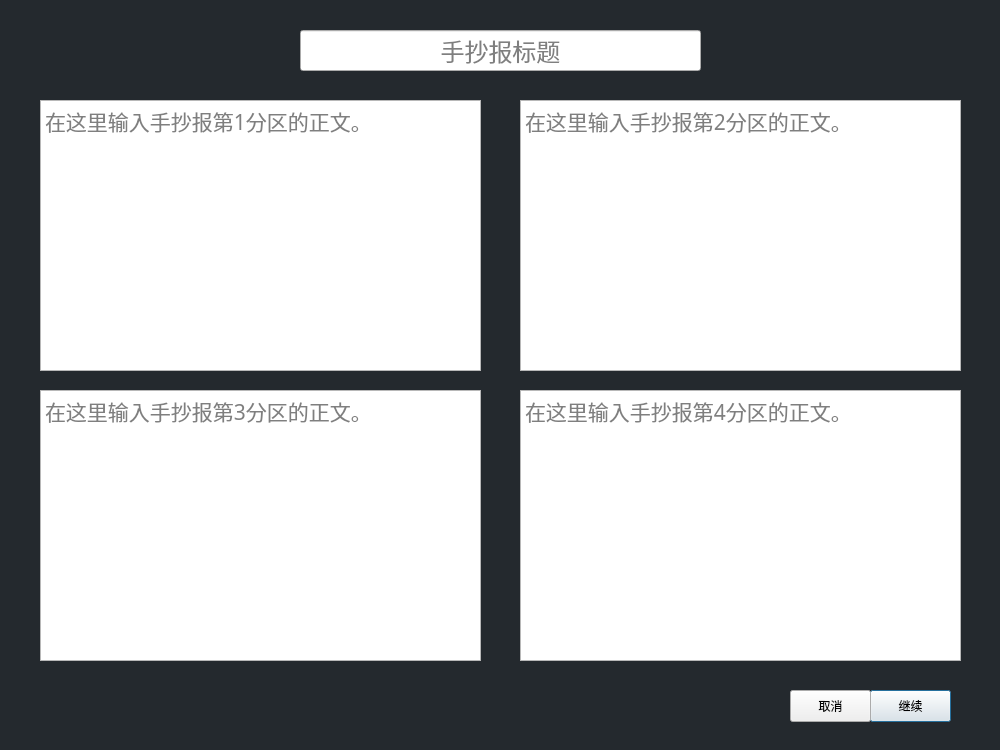
TLHorse/PosteeGen, file ui/TextEditWindow.ui: the form before one commit.
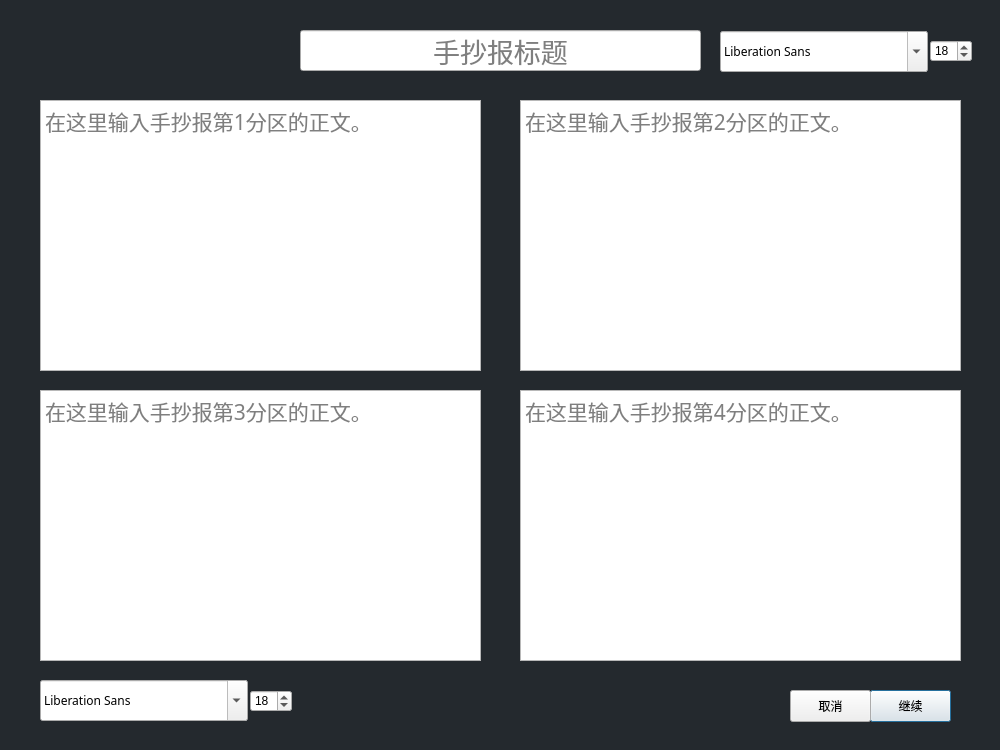
The form after the commit.

What changed in the file:
```diff
--- a/ui/TextEditWindow.ui
+++ b/ui/TextEditWindow.ui
@@ -23,7 +23,7 @@
    </size>
   </property>
   <property name="windowTitle">
-   <string>Dialog</string>
+   <string notr="true">新海报 - 文字设置</string>
   </property>
   <widget class="QPushButton" name="continueButton">
    <property name="geometry">
@@ -52,7 +52,7 @@
     <bool>false</bool>
    </property>
   </widget>
-  <widget class="QTextEdit" name="textEdit">
+  <widget class="QTextEdit" name="textEdit_1">
    <property name="geometry">
     <rect>
      <x>40</x>
@@ -67,11 +67,14 @@
      <pointsize>16</pointsize>
     </font>
    </property>
+   <property name="cursor" stdset="0">
+    <cursorShape>IBeamCursor</cursorShape>
+   </property>
    <property name="placeholderText">
     <string>在这里输入手抄报第1分区的正文。</string>
    </property>
   </widget>
-  <widget class="QLineEdit" name="lineEdit">
+  <widget class="QLineEdit" name="titleInput">
    <property name="geometry">
     <rect>
      <x>300</x>
@@ -82,8 +85,8 @@
    </property>
    <property name="font">
     <font>
-     <family>Avenir Next</family>
-     <pointsize>18</pointsize>
+     <family>Avenir Next Condensed</family>
+     <pointsize>20</pointsize>
     </font>
    </property>
    <property name="toolTip">
@@ -111,6 +114,9 @@
      <pointsize>16</pointsize>
     </font>
    </property>
+   <property name="cursor" stdset="0">
+    <cursorShape>IBeamCursor</cursorShape>
+   </property>
    <property name="placeholderText">
     <string>在这里输入手抄报第2分区的正文。</string>
    </property>
@@ -130,6 +136,9 @@
      <pointsize>16</pointsize>
     </font>
    </property>
+   <property name="cursor" stdset="0">
+    <cursorShape>IBeamCursor</cursorShape>
+   </property>
    <property name="placeholderText">
     <string>在这里输入手抄报第3分区的正文。</string>
    </property>
@@ -149,6 +158,9 @@
      <pointsize>16</pointsize>
     </font>
    </property>
+   <property name="cursor" stdset="0">
+    <cursorShape>IBeamCursor</cursorShape>
+   </property>
    <property name="placeholderText">
     <string>在这里输入手抄报第4分区的正文。</string>
    </property>
@@ -218,14 +230,104 @@
     <bool>false</bool>
    </property>
   </widget>
+  <widget class="QFontComboBox" name="titleFontBox">
+   <property name="geometry">
+    <rect>
+     <x>720</x>
+     <y>31</y>
+     <width>208</width>
+     <height>41</height>
+    </rect>
+   </property>
+   <property name="font">
+    <font>
+     <family>Avenir Next</family>
+    </font>
+   </property>
+   <property name="toolTip">
+    <string>手抄报标题的字体。如果你需要的字体没有在下拉菜单中出现，请手动输入字体名称。</string>
+   </property>
+   <property name="fontFilters">
+    <set>QFontComboBox::AllFonts</set>
+   </property>
+  </widget>
+  <widget class="QFontComboBox" name="textFontBox">
+   <property name="geometry">
+    <rect>
+     <x>40</x>
+     <y>680</y>
+     <width>208</width>
+     <height>41</height>
+    </rect>
+   </property>
+   <property name="font">
+    <font>
+     <family>Avenir Next</family>
+    </font>
+   </property>
+   <property name="toolTip">
+    <string>手抄报正文的字体。如果你需要的字体没有在下拉菜单中出现，请手动输入字体名称。</string>
+   </property>
+   <property name="fontFilters">
+    <set>QFontComboBox::AllFonts</set>
+   </property>
+  </widget>
+  <widget class="QSpinBox" name="textPointsSpinBox">
+   <property name="geometry">
+    <rect>
+     <x>250</x>
+     <y>690</y>
+     <width>42</width>
+     <height>22</height>
+    </rect>
+   </property>
+   <property name="toolTip">
+    <string>手抄报正文的字体大小，在10～40之间。</string>
+   </property>
+   <property name="minimum">
+    <number>10</number>
+   </property>
+   <property name="maximum">
+    <number>40</number>
+   </property>
+   <property name="value">
+    <number>18</number>
+   </property>
+  </widget>
+  <widget class="QSpinBox" name="titlePointsSpinBox">
+   <property name="geometry">
+    <rect>
+     <x>930</x>
+     <y>40</y>
+     <width>42</width>
+     <height>22</height>
+    </rect>
+   </property>
+   <property name="toolTip">
+    <string>手抄报标题的字体大小，在10～40之间。</string>
+   </property>
+   <property name="minimum">
+    <number>10</number>
+   </property>
+   <property name="maximum">
+    <number>40</number>
+   </property>
+   <property name="value">
+    <number>18</number>
+   </property>
+  </widget>
   <zorder>backgroundLabel</zorder>
   <zorder>continueButton</zorder>
-  <zorder>textEdit</zorder>
-  <zorder>lineEdit</zorder>
+  <zorder>textEdit_1</zorder>
+  <zorder>titleInput</zorder>
   <zorder>textEdit_2</zorder>
   <zorder>textEdit_3</zorder>
   <zorder>textEdit_4</zorder>
   <zorder>cancelButton</zorder>
+  <zorder>titleFontBox</zorder>
+  <zorder>textFontBox</zorder>
+  <zorder>textPointsSpinBox</zorder>
+  <zorder>titlePointsSpinBox</zorder>
  </widget>
  <resources/>
  <connections>
```
